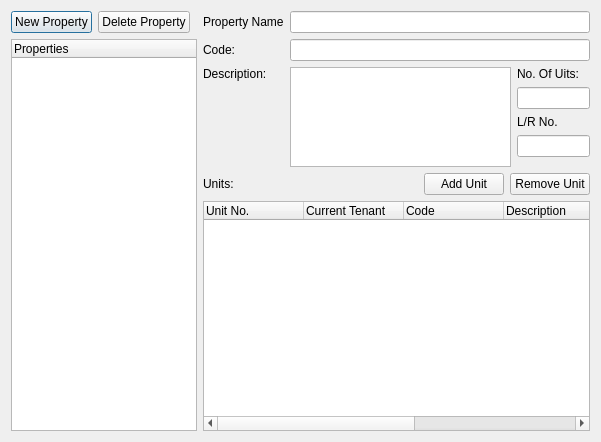
The window that propertiesdialog.ui (jayjay-w/rentman) describes before a commit, drawn with Qt 5.
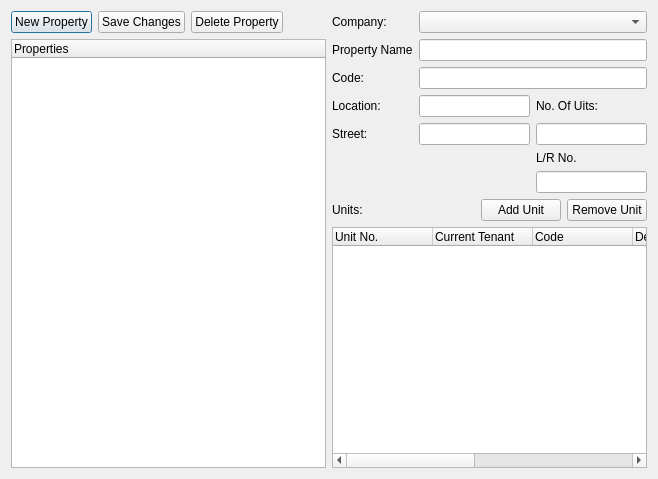
The same window after the commit.

What changed in the file:
```diff
--- a/propertiesdialog.ui
+++ b/propertiesdialog.ui
@@ -6,8 +6,8 @@
    <rect>
     <x>0</x>
     <y>0</y>
-    <width>601</width>
-    <height>442</height>
+    <width>658</width>
+    <height>479</height>
    </rect>
   </property>
   <property name="windowTitle">
@@ -26,7 +26,14 @@
         </widget>
        </item>
        <item>
-        <widget class="QPushButton" name="pushButton_4">
+        <widget class="QPushButton" name="cmdSaveChanges">
+         <property name="text">
+          <string>Save Changes</string>
+         </property>
+        </widget>
+       </item>
+       <item>
+        <widget class="QPushButton" name="cmdDeleteProperty">
          <property name="text">
           <string>Delete Property</string>
          </property>
@@ -60,62 +67,75 @@
    </item>
    <item row="0" column="1">
     <layout class="QGridLayout" name="gridLayout">
+     <item row="2" column="1" colspan="2">
+      <widget class="QLineEdit" name="txtCode"/>
+     </item>
+     <item row="2" column="0">
+      <widget class="QLabel" name="label_2">
+       <property name="text">
+        <string>Code:</string>
+       </property>
+      </widget>
+     </item>
      <item row="1" column="1" colspan="2">
       <widget class="QLineEdit" name="lineEdit_2"/>
      </item>
-     <item row="4" column="2">
+     <item row="3" column="0">
+      <widget class="QLabel" name="label_3">
+       <property name="text">
+        <string>Location:</string>
+       </property>
+      </widget>
+     </item>
+     <item row="5" column="2">
       <widget class="QLabel" name="label_5">
        <property name="text">
         <string>L/R No.</string>
        </property>
       </widget>
      </item>
-     <item row="0" column="1" colspan="2">
-      <widget class="QLineEdit" name="lineEdit"/>
-     </item>
      <item row="1" column="0">
-      <widget class="QLabel" name="label_2">
-       <property name="text">
-        <string>Code:</string>
-       </property>
-      </widget>
-     </item>
-     <item row="2" column="1" rowspan="5">
-      <widget class="QPlainTextEdit" name="plainTextEdit">
-       <property name="maximumSize">
-        <size>
-         <width>16777215</width>
-         <height>100</height>
-        </size>
-       </property>
-      </widget>
-     </item>
-     <item row="2" column="0">
-      <widget class="QLabel" name="label_3">
-       <property name="text">
-        <string>Description:</string>
-       </property>
-      </widget>
-     </item>
-     <item row="0" column="0">
       <widget class="QLabel" name="label">
        <property name="text">
         <string>Property Name</string>
        </property>
       </widget>
      </item>
-     <item row="2" column="2">
+     <item row="3" column="2">
       <widget class="QLabel" name="label_4">
        <property name="text">
         <string>No. Of Uits:</string>
        </property>
       </widget>
      </item>
-     <item row="3" column="2">
-      <widget class="QLineEdit" name="lineEdit_3"/>
+     <item row="4" column="0">
+      <widget class="QLabel" name="label_7">
+       <property name="text">
+        <string>Street:</string>
+       </property>
+      </widget>
      </item>
-     <item row="5" column="2">
-      <widget class="QLineEdit" name="lineEdit_4"/>
+     <item row="3" column="1">
+      <widget class="QLineEdit" name="txtLocation"/>
+     </item>
+     <item row="4" column="2">
+      <widget class="QLineEdit" name="txtNoOfUnits"/>
+     </item>
+     <item row="6" column="2">
+      <widget class="QLineEdit" name="txtLRNo"/>
+     </item>
+     <item row="4" column="1">
+      <widget class="QLineEdit" name="txtStreet"/>
+     </item>
+     <item row="0" column="0">
+      <widget class="QLabel" name="label_8">
+       <property name="text">
+        <string>Company:</string>
+       </property>
+      </widget>
+     </item>
+     <item row="0" column="1" colspan="2">
+      <widget class="QComboBox" name="cboCompany"/>
      </item>
     </layout>
    </item>
```
Left out of the diff: 22 changed lines with no effect on the pictures.
